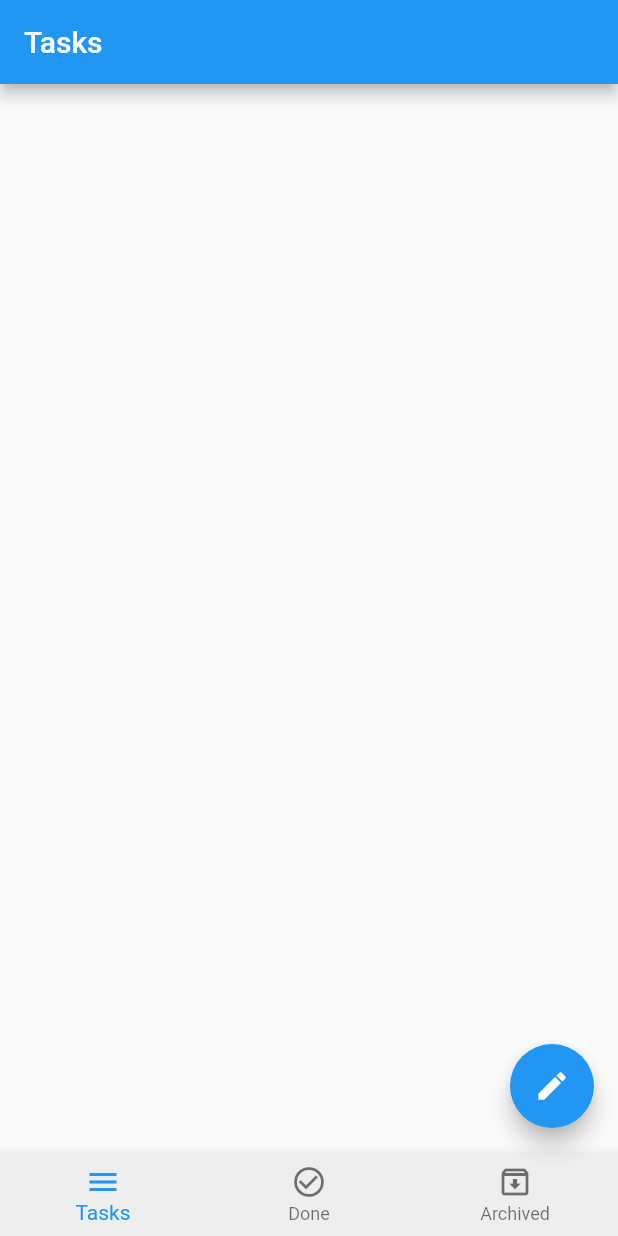
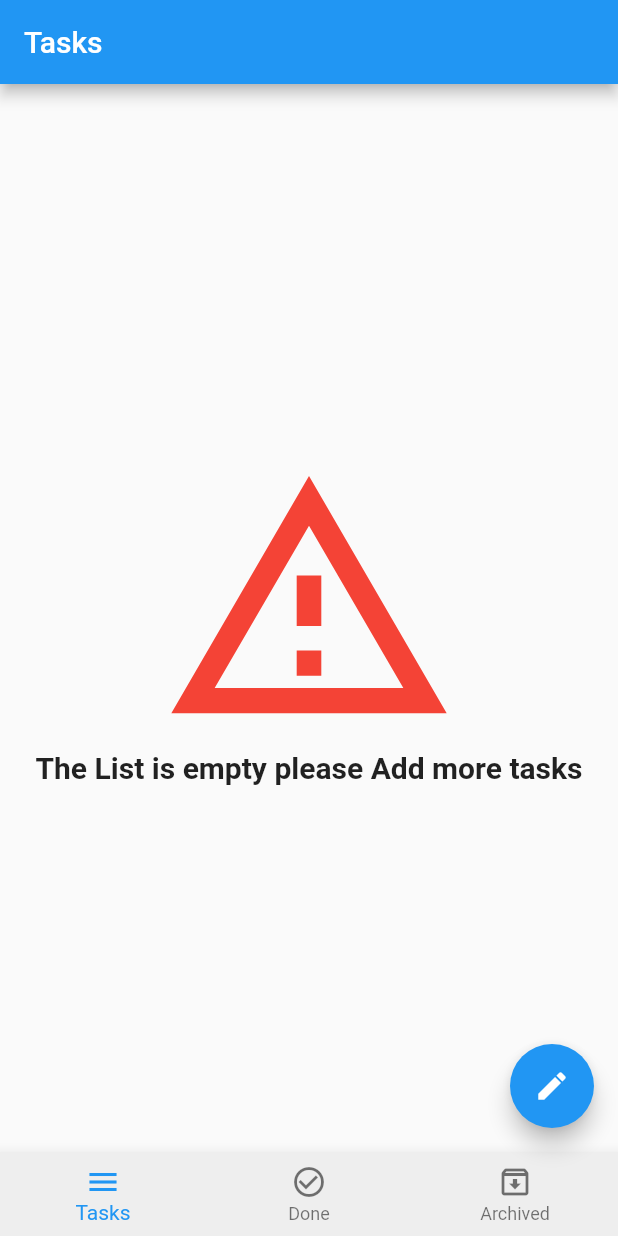
Before and after one commit to ahmedkamal22/Todo_App_Flutter, a Flutter app: the screen it shows after launch, on a phone screen of 412 x 824 dp. Run offline on Flutter 3.47's test engine with Material 2 defaults, Android fonts, the phone set to English and light mode, and no system bars; our stand-ins replace bloc, conditional_builder, flutter_bloc, sqflite; missing offline and left inert: dart:ffi; accounts and stored records are empty.

Commit message:
In this branch I deleted tasks from database

```diff
--- a/lib/modules/archived/archived_screen.dart
+++ b/lib/modules/archived/archived_screen.dart
@@ -13,18 +13,7 @@ class Archived extends StatelessWidget {
       listener: (context,state){},
       builder: (context,state) {
         var tasks = AppCubit.get(context).archivedTasks;
-        return ListView.separated(itemBuilder: (context,index) => buildTaskItem(tasks[index],context),
-            separatorBuilder: (context,index) => Padding(
-              padding: const EdgeInsets.symmetric(
-                horizontal: 20,
-              ),
-              child: Container(
-                width: double.infinity,
-                height: 1,
-                color: Colors.blue[200],
-              ),
-            ),
-            itemCount: tasks.length);
+        return taskBuilder(tasks: tasks);
       },
     );
   }
--- a/lib/modules/tasks/task_screen.dart
+++ b/lib/modules/tasks/task_screen.dart
@@ -1,3 +1,4 @@
+import 'package:conditional_builder/conditional_builder.dart';
 import 'package:flutter/material.dart';
 import 'package:flutter_bloc/flutter_bloc.dart';
 import 'package:todo_app/shared/components/components.dart';
@@ -13,18 +14,7 @@ class Tasks extends StatelessWidget {
        listener: (context,state){},
       builder: (context,state) {
          var tasks = AppCubit.get(context).newTasks;
-         return ListView.separated(itemBuilder: (context,index) => buildTaskItem(tasks[index],context),
-             separatorBuilder: (context,index) => Padding(
-               padding: const EdgeInsets.symmetric(
-                 horizontal: 20,
-               ),
-               child: Container(
-                 width: double.infinity,
-                 height: 1,
-                 color: Colors.blue[200],
-               ),
-             ),
-             itemCount: tasks.length);
+         return taskBuilder(tasks: tasks);
       },
     );
   }
--- a/lib/shared/components/components.dart
+++ b/lib/shared/components/components.dart
@@ -1,3 +1,4 @@
+import 'package:conditional_builder/conditional_builder.dart';
 import 'package:flutter/material.dart';
 import 'package:todo_app/shared/cubit/cubit.dart';
 
@@ -32,7 +33,13 @@ Widget defaultFormField({
     ),
   ),
 );
-Widget buildTaskItem(Map task,context) => Padding(
+
+Widget buildTaskItem(Map task,context) => Dismissible(
+  key: Key(task["id"].toString()),
+  onDismissed: (direction){
+    AppCubit.get(context).deleteData(id: task["id"]);
+  },
+  child:   Padding(
     padding: const EdgeInsets.all(20.0),
     child: Row(
       children: [
@@ -88,4 +95,45 @@ Widget buildTaskItem(Map task,context) => Padding(
             )),
       ],
     ),
+  ),
 );
+
+Widget taskBuilder({
+  required List<Map> tasks,
+}) => ConditionalBuilder(
+  condition:  tasks.isNotEmpty,
+  builder: (context) => ListView.separated(itemBuilder: (context,index) => buildTaskItem(tasks[index],context),
+      separatorBuilder: (context,index) => Padding(
+        padding: const EdgeInsets.symmetric(
+          horizontal: 20,
+        ),
+        child: Container(
+          width: double.infinity,
+          height: 1,
+          color: Colors.blue[200],
+        ),
+      ),
+      itemCount: tasks.length),
+  fallback: (context) => Center(
+    child: Expanded(
+      child: Column(
+        mainAxisAlignment: MainAxisAlignment.center,
+        children: [
+          Icon(
+            Icons.warning_amber_outlined,
+            color: Colors.red[500],
+            size: 200,
+          ),
+          Text(
+            "The List is empty please Add more tasks",
+            style: TextStyle(
+              fontSize: 20,
+              fontWeight: FontWeight.bold,
+
+            ),
+          ),
+        ],
+      ),
+    ),
+  ),
+);
--- a/lib/shared/cubit/states.dart
+++ b/lib/shared/cubit/states.dart
@@ -12,6 +12,8 @@ class AppGetDatabaseState extends AppStates{}
 
 class AppUpdateState extends AppStates{}
 
+class AppDeleteState extends AppStates{}
+
 class AppGetDatabaseLoadingState extends AppStates{}
 
 class AppChangeBottomNavState extends AppStates{}
```
Also changed, not shown: lib/modules/done/done_screen.dart (+1 -12 lines), lib/shared/cubit/cubit.dart (+13 -0 lines). Lines whose indentation alone changed are shown as unchanged.
